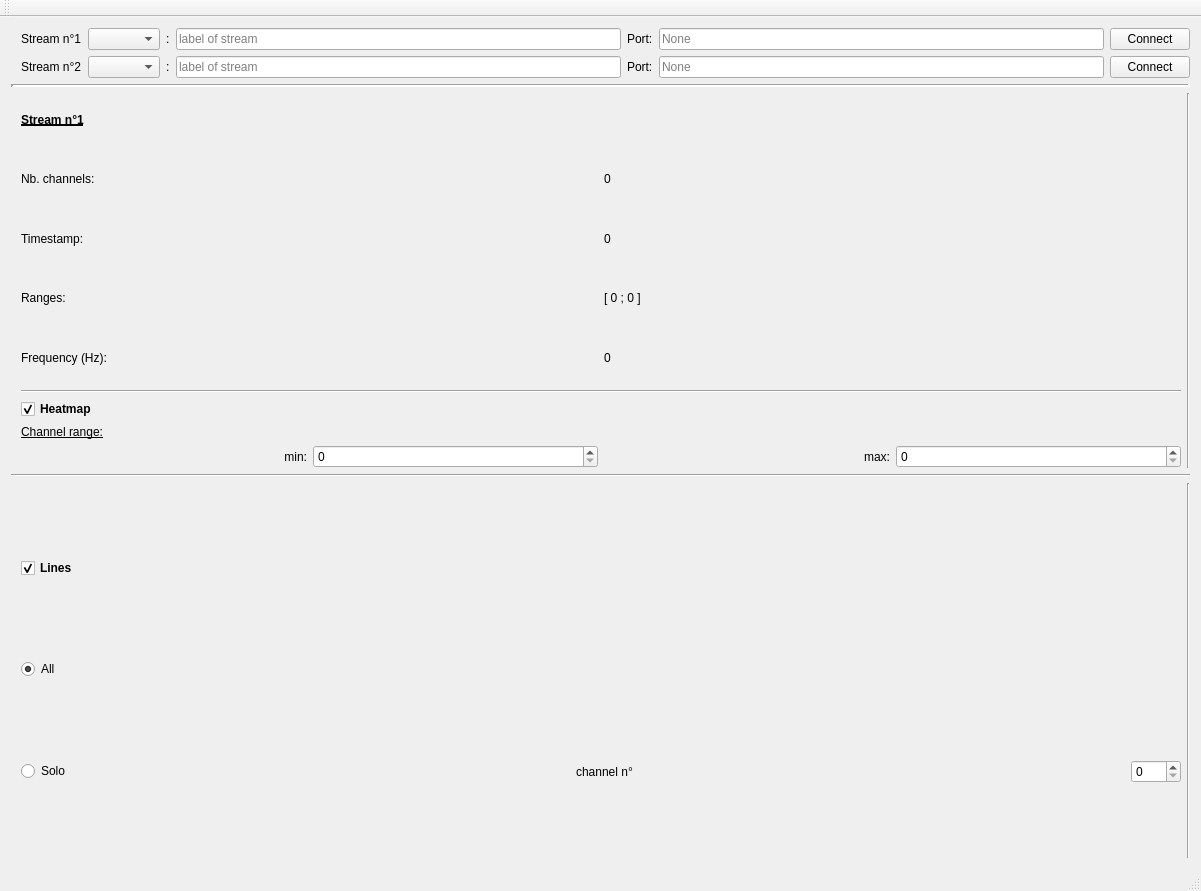
Aightech/lslsub_plotter, file forms/mainwindow.ui: the form before one commit.
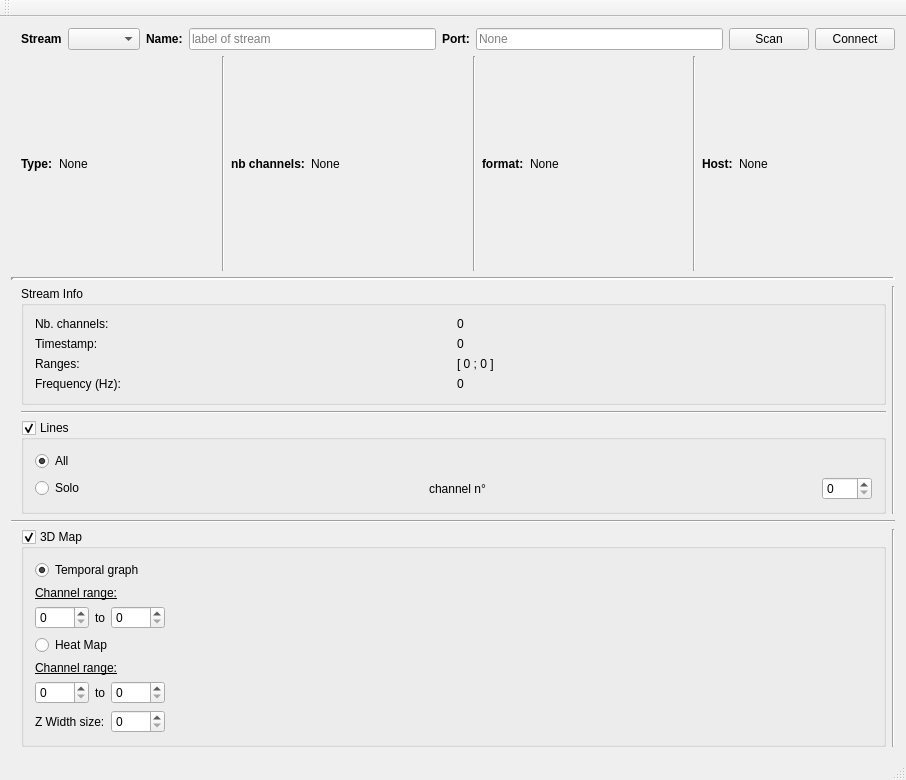
The form after the commit.

The edit to the form file:
```diff
--- a/forms/mainwindow.ui
+++ b/forms/mainwindow.ui
@@ -6,8 +6,8 @@
    <rect>
     <x>0</x>
     <y>0</y>
-    <width>1201</width>
-    <height>891</height>
+    <width>906</width>
+    <height>780</height>
    </rect>
   </property>
   <property name="windowTitle">
@@ -20,7 +20,7 @@
      <verstretch>0</verstretch>
     </sizepolicy>
    </property>
-   <layout class="QGridLayout" name="gridLayout_2">
+   <layout class="QGridLayout" name="gridLayout_4">
     <item row="0" column="0">
      <layout class="QGridLayout" name="gridLayout">
       <item row="1" column="0">
@@ -44,7 +44,7 @@
         <item>
          <layout class="QVBoxLayout" name="verticalLayout_2">
           <item>
-           <layout class="QHBoxLayout" name="horizontalLayout_3D">
+           <layout class="QHBoxLayout" name="horizontalLayout_2D">
             <item>
              <spacer name="horizontalSpacer_2">
               <property name="orientation">
@@ -62,27 +62,15 @@
              </spacer>
             </item>
             <item>
+             <layout class="QVBoxLayout" name="verticalLayout_4">
+              <item>
+               <widget class="QGroupBox" name="groupBox_2">
+                <property name="title">
+                 <string>Stream Info</string>
+                </property>
+                <layout class="QGridLayout" name="gridLayout_3">
+                 <item row="0" column="0">
              <layout class="QVBoxLayout" name="verticalLayout_6">
-              <item>
-               <widget class="QLabel" name="label_23">
-                <property name="sizePolicy">
-                 <sizepolicy hsizetype="Minimum" vsizetype="Minimum">
-                  <horstretch>0</horstretch>
-                  <verstretch>0</verstretch>
-                 </sizepolicy>
-                </property>
-                <property name="font">
-                 <font>
-                  <weight>75</weight>
-                  <bold>true</bold>
-                  <underline>true</underline>
-                 </font>
-                </property>
-                <property name="text">
-                 <string>Stream n°1</string>
-                </property>
-               </widget>
-              </item>
               <item>
                <layout class="QHBoxLayout" name="horizontalLayout_9">
                 <item>
@@ -185,6 +173,11 @@
                 </item>
                </layout>
               </item>
+                  </layout>
+                 </item>
+                </layout>
+               </widget>
+              </item>
               <item>
                <widget class="Line" name="line_2">
                 <property name="orientation">
@@ -193,142 +186,18 @@
                </widget>
               </item>
               <item>
-               <layout class="QVBoxLayout" name="verticalLayout">
-                <item>
-                 <widget class="QCheckBox" name="checkBox_3D">
-                  <property name="sizePolicy">
-                   <sizepolicy hsizetype="Minimum" vsizetype="Minimum">
-                    <horstretch>0</horstretch>
-                    <verstretch>0</verstretch>
-                   </sizepolicy>
-                  </property>
-                  <property name="font">
-                   <font>
-                    <weight>75</weight>
-                    <bold>true</bold>
-                   </font>
-                  </property>
-                  <property name="text">
-                   <string>Heatmap</string>
-                  </property>
-                  <property name="checked">
-                   <bool>true</bool>
-                  </property>
-                 </widget>
-                </item>
-                <item>
-                 <widget class="QLabel" name="label_25">
-                  <property name="font">
-                   <font>
-                    <underline>true</underline>
-                   </font>
-                  </property>
-                  <property name="text">
-                   <string>Channel range:</string>
-                  </property>
-                  <property name="alignment">
-                   <set>Qt::AlignLeading|Qt::AlignLeft|Qt::AlignVCenter</set>
-                  </property>
-                 </widget>
-                </item>
-                <item>
-                 <layout class="QHBoxLayout" name="horizontalLayout_18">
-                  <item>
-                   <widget class="QLabel" name="label_26">
-                    <property name="text">
-                     <string>min:</string>
-                    </property>
-                    <property name="alignment">
-                     <set>Qt::AlignRight|Qt::AlignTrailing|Qt::AlignVCenter</set>
-                    </property>
-                   </widget>
-                  </item>
-                  <item>
-                   <widget class="QSpinBox" name="spinBox_channelMin">
-                    <property name="maximum">
-                     <number>1000</number>
-                    </property>
-                   </widget>
-                  </item>
-                  <item>
-                   <widget class="QLabel" name="label_27">
-                    <property name="text">
-                     <string>max:</string>
-                    </property>
-                    <property name="alignment">
-                     <set>Qt::AlignRight|Qt::AlignTrailing|Qt::AlignVCenter</set>
-                    </property>
-                   </widget>
-                  </item>
-                  <item>
-                   <widget class="QSpinBox" name="spinBox_channelMax">
-                    <property name="maximum">
-                     <number>1000</number>
-                    </property>
-                   </widget>
-                  </item>
-                 </layout>
-                </item>
-               </layout>
-              </item>
-             </layout>
-            </item>
-            <item>
-             <widget class="Line" name="line">
-              <property name="orientation">
-               <enum>Qt::Vertical</enum>
-              </property>
-             </widget>
-            </item>
-           </layout>
-          </item>
-          <item>
-           <widget class="Line" name="line_5">
-            <property name="orientation">
-             <enum>Qt::Horizontal</enum>
-            </property>
-           </widget>
-          </item>
-          <item>
-           <layout class="QHBoxLayout" name="horizontalLayout_2D">
-            <property name="sizeConstraint">
-             <enum>QLayout::SetDefaultConstraint</enum>
-            </property>
-            <item>
-             <spacer name="horizontalSpacer">
-              <property name="orientation">
-               <enum>Qt::Horizontal</enum>
-              </property>
-              <property name="sizeType">
-               <enum>QSizePolicy::Fixed</enum>
-              </property>
-              <property name="sizeHint" stdset="0">
-               <size>
-                <width>10</width>
-                <height>20</height>
-               </size>
-              </property>
-             </spacer>
-            </item>
-            <item>
-             <layout class="QVBoxLayout" name="verticalLayout_4">
-              <item>
-               <widget class="QCheckBox" name="checkBox_2D">
-                <property name="font">
-                 <font>
-                  <weight>75</weight>
-                  <bold>true</bold>
-                 </font>
-                </property>
-                <property name="text">
+               <widget class="QGroupBox" name="groupBox_2D">
+                <property name="title">
                  <string>Lines</string>
                 </property>
-                <property name="checked">
+                <property name="flat">
+                 <bool>false</bool>
+                </property>
+                <property name="checkable">
                  <bool>true</bool>
                 </property>
-               </widget>
-              </item>
-              <item>
+                <layout class="QGridLayout" name="gridLayout_2">
+                 <item row="0" column="1">
                <widget class="QRadioButton" name="radioButton_all">
                 <property name="text">
                  <string>All</string>
@@ -338,7 +207,7 @@
                 </property>
                </widget>
               </item>
-              <item>
+                 <item row="1" column="1">
                <layout class="QHBoxLayout" name="horizontalLayout_6">
                 <item>
                  <widget class="QRadioButton" name="radioButton_solo">
@@ -379,6 +248,183 @@
                </layout>
               </item>
              </layout>
+               </widget>
+              </item>
+             </layout>
+            </item>
+            <item>
+             <widget class="Line" name="line">
+              <property name="orientation">
+               <enum>Qt::Vertical</enum>
+              </property>
+             </widget>
+            </item>
+           </layout>
+          </item>
+          <item>
+           <widget class="Line" name="line_5">
+            <property name="orientation">
+             <enum>Qt::Horizontal</enum>
+            </property>
+           </widget>
+          </item>
+          <item>
+           <layout class="QHBoxLayout" name="horizontalLayout_3D">
+            <property name="sizeConstraint">
+             <enum>QLayout::SetDefaultConstraint</enum>
+            </property>
+            <item>
+             <spacer name="horizontalSpacer">
+              <property name="orientation">
+               <enum>Qt::Horizontal</enum>
+              </property>
+              <property name="sizeType">
+               <enum>QSizePolicy::Fixed</enum>
+              </property>
+              <property name="sizeHint" stdset="0">
+               <size>
+                <width>10</width>
+                <height>20</height>
+               </size>
+              </property>
+             </spacer>
+            </item>
+            <item>
+             <layout class="QVBoxLayout" name="verticalLayout">
+              <item>
+               <widget class="QGroupBox" name="groupBox_3D">
+                <property name="title">
+                 <string>3D Map</string>
+                </property>
+                <property name="checkable">
+                 <bool>true</bool>
+                </property>
+                <layout class="QFormLayout" name="formLayout">
+                 <item row="0" column="0">
+                  <widget class="QRadioButton" name="radioButton_3Dtemporal">
+                   <property name="text">
+                    <string>Temporal graph</string>
+                   </property>
+                   <property name="checked">
+                    <bool>true</bool>
+                   </property>
+                  </widget>
+                 </item>
+                 <item row="1" column="0">
+                  <widget class="QLabel" name="label_25">
+                   <property name="font">
+                    <font>
+                     <underline>true</underline>
+                    </font>
+                   </property>
+                   <property name="text">
+                    <string>Channel range:</string>
+                   </property>
+                   <property name="alignment">
+                    <set>Qt::AlignLeading|Qt::AlignLeft|Qt::AlignVCenter</set>
+                   </property>
+                  </widget>
+                 </item>
+                 <item row="2" column="0">
+                  <layout class="QHBoxLayout" name="horizontalLayout_18">
+                   <item>
+                    <widget class="QSpinBox" name="spinBox_channelMin">
+                     <property name="maximum">
+                      <number>1000</number>
+                     </property>
+                    </widget>
+                   </item>
+                   <item>
+                    <widget class="QLabel" name="label_27">
+                     <property name="text">
+                      <string>to</string>
+                     </property>
+                     <property name="alignment">
+                      <set>Qt::AlignRight|Qt::AlignTrailing|Qt::AlignVCenter</set>
+                     </property>
+                    </widget>
+                   </item>
+                   <item>
+                    <widget class="QSpinBox" name="spinBox_channelMax">
+                     <property name="maximum">
+                      <number>1000</number>
+                     </property>
+                    </widget>
+                   </item>
+                  </layout>
+                 </item>
+                 <item row="3" column="0">
+                  <widget class="QRadioButton" name="radioButton_3Dheatmap">
+                   <property name="text">
+                    <string>Heat Map</string>
+                   </property>
+                  </widget>
+                 </item>
+                 <item row="4" column="0">
+                  <widget class="QLabel" name="label_26">
+                   <property name="font">
+                    <font>
+                     <underline>true</underline>
+                    </font>
+                   </property>
+                   <property name="text">
+                    <string>Channel range:</string>
+                   </property>
+                   <property name="alignment">
+                    <set>Qt::AlignLeading|Qt::AlignLeft|Qt::AlignVCenter</set>
+                   </property>
+                  </widget>
+                 </item>
+                 <item row="5" column="0">
+                  <layout class="QHBoxLayout" name="horizontalLayout_20">
+                   <item>
+                    <widget class="QSpinBox" name="spinBox_heatmapChmin">
+                     <property name="maximum">
+                      <number>1000</number>
+                     </property>
+                    </widget>
+                   </item>
+                   <item>
+                    <widget class="QLabel" name="label_31">
+                     <property name="text">
+                      <string>to</string>
+                     </property>
+                     <property name="alignment">
+                      <set>Qt::AlignRight|Qt::AlignTrailing|Qt::AlignVCenter</set>
+                     </property>
+                    </widget>
+                   </item>
+                   <item>
+                    <widget class="QSpinBox" name="spinBox_heatmapChmax">
+                     <property name="maximum">
+                      <number>1000</number>
+                     </property>
+                    </widget>
+                   </item>
+                  </layout>
+                 </item>
+                 <item row="7" column="0">
+                  <layout class="QHBoxLayout" name="horizontalLayout_21">
+                   <item>
+                    <widget class="QLabel" name="label_9">
+                     <property name="text">
+                      <string>Z Width size:</string>
+                     </property>
+                    </widget>
+                   </item>
+                   <item>
+                    <widget class="QSpinBox" name="spinBox_heatmapZWidthSize">
+                     <property name="maximum">
+                      <number>1000</number>
+                     </property>
+                    </widget>
+                   </item>
+                  </layout>
+                 </item>
+                </layout>
+               </widget>
+              </item>
+             </layout>
             </item>
             <item>
              <widget class="Line" name="line_3">
@@ -429,8 +475,14 @@
            <layout class="QHBoxLayout" name="horizontalLayout_7">
             <item>
              <widget class="QLabel" name="label_21">
+              <property name="font">
+               <font>
+                <weight>75</weight>
+                <bold>true</bold>
+               </font>
+              </property>
               <property name="text">
-               <string>Stream n°1</string>
+               <string>Stream</string>
               </property>
              </widget>
             </item>
@@ -445,8 +497,14 @@
                 <verstretch>0</verstretch>
                </sizepolicy>
               </property>
+              <property name="font">
+               <font>
+                <weight>75</weight>
+                <bold>true</bold>
+               </font>
+              </property>
               <property name="text">
-               <string>:</string>
+               <string>Name:</string>
               </property>
              </widget>
             </item>
@@ -459,6 +517,12 @@
             </item>
             <item>
              <widget class="QLabel" name="label_6">
+              <property name="font">
+               <font>
+                <weight>75</weight>
+                <bold>true</bold>
+               </font>
+              </property>
               <property name="text">
                <string>Port:</string>
               </property>
@@ -471,6 +535,13 @@
               </property>
              </widget>
             </item>
+            <item>
+             <widget class="QPushButton" name="pushButton_scanStream">
+              <property name="text">
+               <string>Scan</string>
+              </property>
+             </widget>
+            </item>
             <item>
              <widget class="QPushButton" name="pushButton_connect_stream">
               <property name="text">
@@ -481,77 +552,155 @@
            </layout>
           </item>
           <item>
-           <layout class="QHBoxLayout" name="horizontalLayout_4">
-            <property name="spacing">
-             <number>6</number>
-            </property>
-            <property name="sizeConstraint">
-             <enum>QLayout::SetDefaultConstraint</enum>
-            </property>
-            <property name="topMargin">
-             <number>0</number>
-            </property>
-            <property name="bottomMargin">
-             <number>0</number>
-            </property>
+           <layout class="QHBoxLayout" name="horizontalLayout_3">
+            <item>
+             <widget class="QLabel" name="label_8">
+              <property name="sizePolicy">
+               <sizepolicy hsizetype="Minimum" vsizetype="Preferred">
+                <horstretch>0</horstretch>
+                <verstretch>0</verstretch>
+               </sizepolicy>
+              </property>
+              <property name="font">
+               <font>
+                <weight>75</weight>
+                <bold>true</bold>
+               </font>
+              </property>
+              <property name="text">
+               <string>Type:</string>
+              </property>
+             </widget>
+            </item>
             <item>
-             <layout class="QVBoxLayout" name="verticalLayout_9">
-              <item>
-               <layout class="QHBoxLayout" name="horizontalLayout_17">
-                <item>
-                 <widget class="QLabel" name="label_22">
+             <widget class="QLabel" name="label_type">
+              <property name="sizePolicy">
+               <sizepolicy hsizetype="Expanding" vsizetype="Preferred">
+                <horstretch>0</horstretch>
+                <verstretch>0</verstretch>
+               </sizepolicy>
+              </property>
                   <property name="text">
-                   <string>Stream n°2</string>
+               <string>None</string>
                   </property>
                  </widget>
                 </item>
                 <item>
-                 <widget class="QComboBox" name="comboBox_stream_2"/>
+             <widget class="Line" name="line_6">
+              <property name="orientation">
+               <enum>Qt::Vertical</enum>
+              </property>
+             </widget>
                 </item>
                 <item>
-                 <widget class="QLabel" name="label_lslstream_2">
+             <widget class="QLabel" name="label_7">
                   <property name="sizePolicy">
-                   <sizepolicy hsizetype="Preferred" vsizetype="Fixed">
+               <sizepolicy hsizetype="Minimum" vsizetype="Preferred">
                     <horstretch>0</horstretch>
                     <verstretch>0</verstretch>
                    </sizepolicy>
                   </property>
+              <property name="font">
+               <font>
+                <weight>75</weight>
+                <bold>true</bold>
+               </font>
+              </property>
                   <property name="text">
-                   <string>:</string>
+               <string>nb channels:</string>
                   </property>
                  </widget>
                 </item>
                 <item>
-                 <widget class="QLineEdit" name="lineEdi_stream_2">
-                  <property name="placeholderText">
-                   <string>label of stream</string>
-                  </property>
+             <widget class="QLabel" name="label_nb_ch">
+              <property name="sizePolicy">
+               <sizepolicy hsizetype="Expanding" vsizetype="Preferred">
+                <horstretch>0</horstretch>
+                <verstretch>0</verstretch>
+               </sizepolicy>
+              </property>
+              <property name="text">
+               <string>None</string>
+              </property>
                  </widget>
                 </item>
                 <item>
-                 <widget class="QLabel" name="label_20">
+             <widget class="Line" name="line_9">
+              <property name="orientation">
+               <enum>Qt::Vertical</enum>
+              </property>
+             </widget>
+            </item>
+            <item>
+             <widget class="QLabel" name="label_10">
+              <property name="sizePolicy">
+               <sizepolicy hsizetype="Minimum" vsizetype="Preferred">
+                <horstretch>0</horstretch>
+                <verstretch>0</verstretch>
+               </sizepolicy>
+              </property>
+              <property name="font">
+               <font>
+                <weight>75</weight>
+                <bold>true</bold>
+               </font>
+              </property>
                   <property name="text">
-                   <string>Port:</string>
+               <string>format:</string>
                   </property>
                  </widget>
                 </item>
                 <item>
-                 <widget class="QLineEdit" name="lineEdit_stream_port_2">
-                  <property name="placeholderText">
+             <widget class="QLabel" name="label_format">
+              <property name="sizePolicy">
+               <sizepolicy hsizetype="Expanding" vsizetype="Preferred">
+                <horstretch>0</horstretch>
+                <verstretch>0</verstretch>
+               </sizepolicy>
+              </property>
+              <property name="text">
                    <string>None</string>
                   </property>
                  </widget>
                 </item>
                 <item>
-                 <widget class="QPushButton" name="pushButton_connect_stream_2">
+             <widget class="Line" name="line_8">
+              <property name="orientation">
+               <enum>Qt::Vertical</enum>
+              </property>
+             </widget>
+            </item>
+            <item>
+             <widget class="QLabel" name="label_14">
+              <property name="sizePolicy">
+               <sizepolicy hsizetype="Minimum" vsizetype="Preferred">
+                <horstretch>0</horstretch>
+                <verstretch>0</verstretch>
+               </sizepolicy>
+              </property>
+              <property name="font">
+               <font>
+                <weight>75</weight>
+                <bold>true</bold>
+               </font>
+              </property>
                   <property name="text">
-                   <string>Connect</string>
+               <string>Host:</string>
                   </property>
                  </widget>
                 </item>
-               </layout>
-              </item>
-             </layout>
+            <item>
+             <widget class="QLabel" name="label_host">
+              <property name="sizePolicy">
+               <sizepolicy hsizetype="Expanding" vsizetype="Preferred">
+                <horstretch>0</horstretch>
+                <verstretch>0</verstretch>
+               </sizepolicy>
+              </property>
+              <property name="text">
+               <string>None</string>
+              </property>
+             </widget>
             </item>
            </layout>
           </item>
```
Left out of the diff: 2 changed lines with no effect on the pictures. Lines whose indentation alone changed are shown as unchanged.
